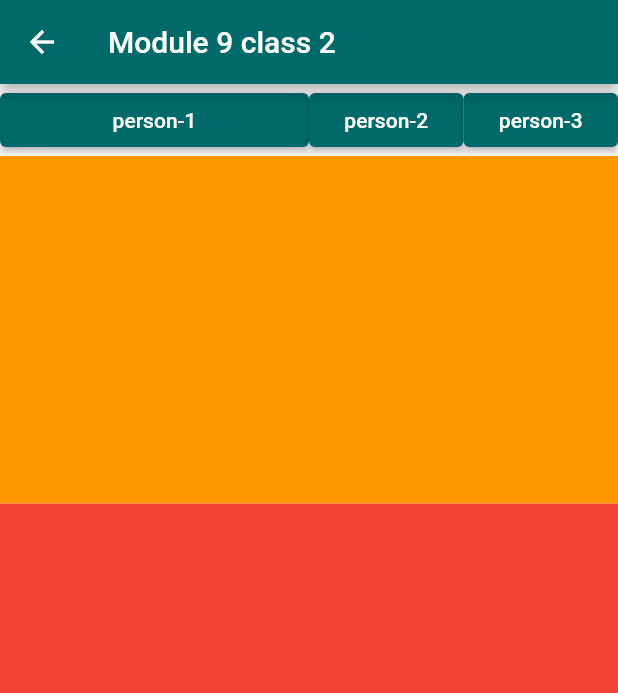
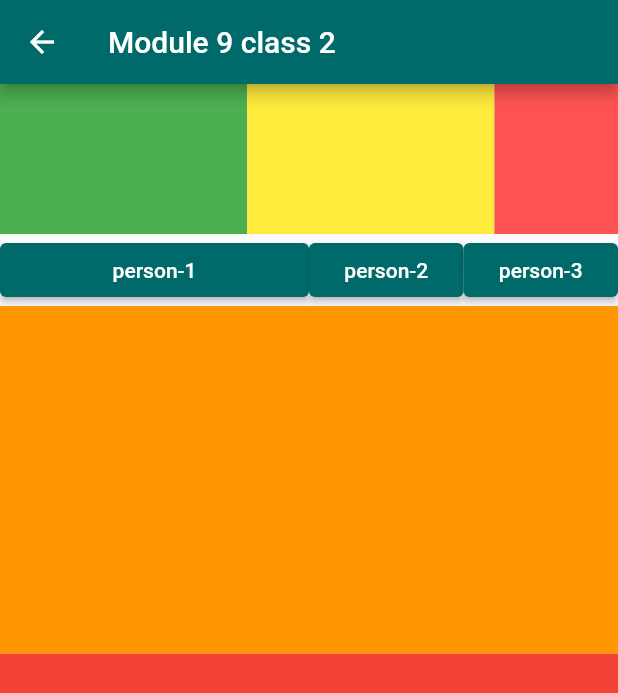
Before and after one commit to Maha6468/ostad_flutter_practice, a Flutter app: the M9C2 screen opened directly, on a phone screen of 412 x 824 dp. Shown: the top 693 px of the screen. Run offline on Flutter 3.47's test engine with Material 3 defaults, Android fonts, the phone set to English and light mode, and no system bars.

Commit message:
flex,flexible

```diff
--- a/lib/Flutter_Practice/Module_9/class_2.dart
+++ b/lib/Flutter_Practice/Module_9/class_2.dart
@@ -19,6 +19,33 @@ class _M9C2State extends State<M9C2> {
           children: [
 
 
+
+
+            Row(
+              children: [
+                Flexible(
+                  flex: 2,
+                  child: Container(
+                    height: 100,
+                    color: Colors.green,
+                  ),
+                ),
+                Flexible(
+                  flex: 2,
+                  child: Container(
+                    height: 100,
+                    color: Colors.yellow,
+                  ),
+                ),
+                Flexible(
+                  flex: 1,
+                  child: Container(
+                    height: 100,
+                    color: Colors.redAccent,
+                  ),
+                )
+              ],
+            ),
 
 
             Row(
```
